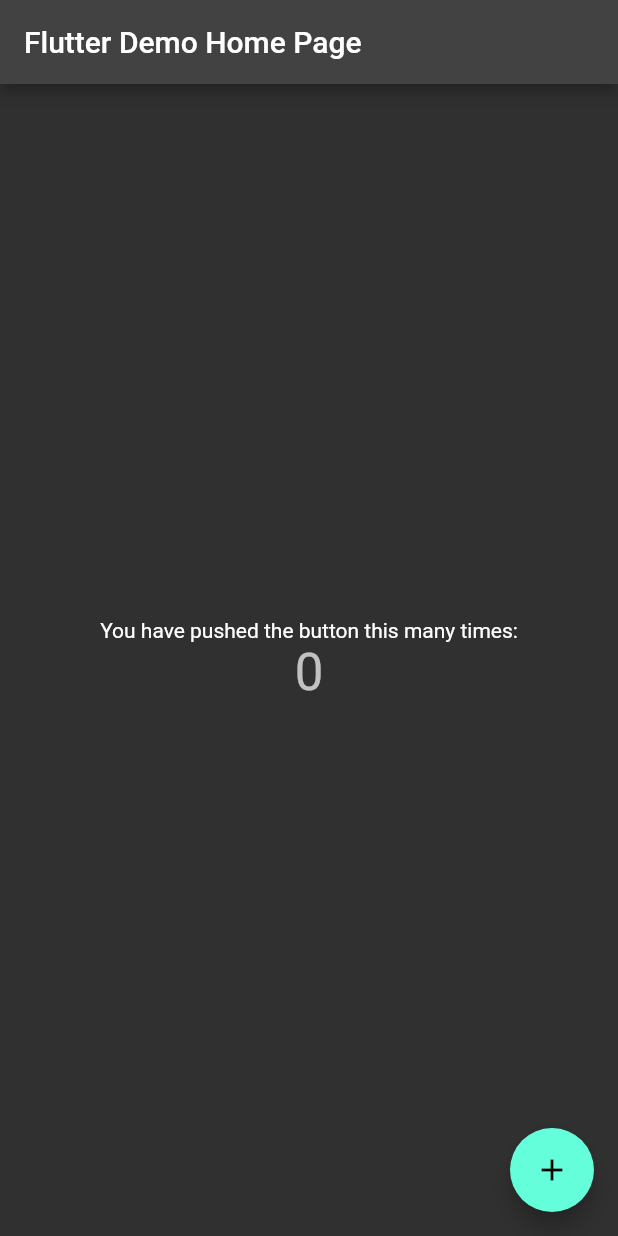
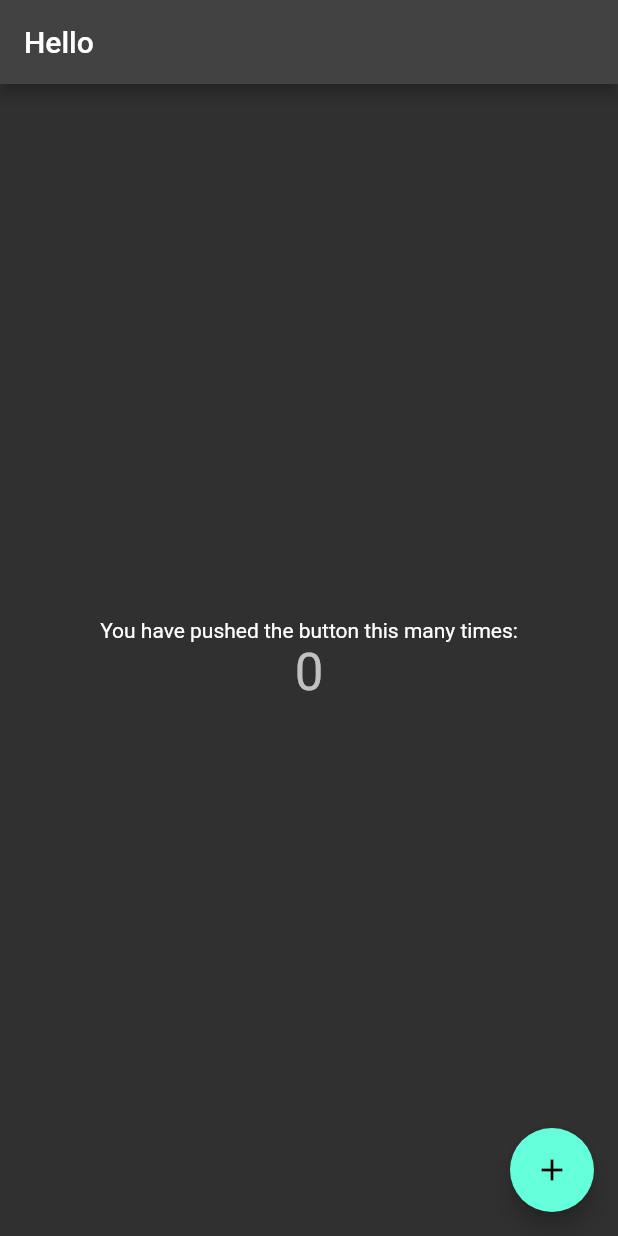
Before and after one commit to isahilbisht/todo_app, a Flutter app: the screen it shows after launch, on a phone screen of 412 x 824 dp. Run offline on Flutter 3.47's test engine with Material 2 defaults, Android fonts, the phone set to English and light mode, and no system bars.

Commit message:
home page changes

```diff
--- a/lib/main.dart
+++ b/lib/main.dart
@@ -66,7 +66,7 @@ class _MyHomePageState extends State<MyHomePage> {
       appBar: AppBar(
         // Here we take the value from the MyHomePage object that was created by
         // the App.build method, and use it to set our appbar title.
-        title: Text(widget.title),
+        title: Text("Hello"),
       ),
       body: Center(
         // Center is a layout widget. It takes a single child and positions it
```
